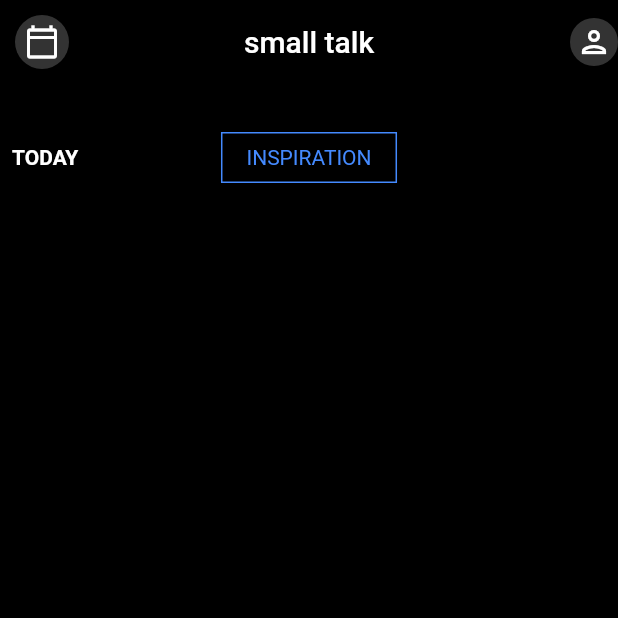
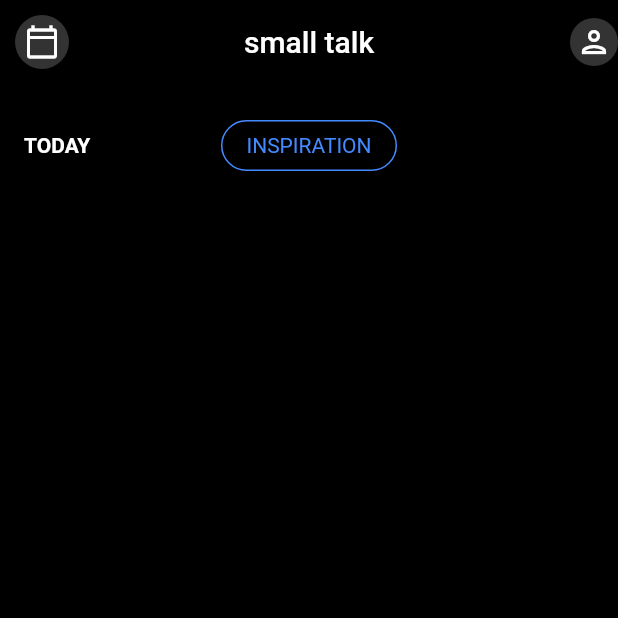
Before and after one commit to JAICHANGPARK/flutter_notebook_17th_story, a Flutter app: the screen it shows after launch, on a phone screen of 412 x 824 dp, the top half of it. Run offline on Flutter 3.47's test engine with Material 2 defaults, Android fonts, the phone set to English and light mode, and no system bars; our stand-ins replace badges, cached_network_image, fl_chart, flutter_riverpod, freezed_annotation, ionicons and 1 more.

Commit message:
Update small_talk_home_page.dart

```diff
--- a/lib/ep1043_small_talk_app/src/ui/small_talk_home_page.dart
+++ b/lib/ep1043_small_talk_app/src/ui/small_talk_home_page.dart
@@ -31,15 +31,15 @@ class SmallTalkHomePage extends StatelessWidget {
         ],
       ),
       body: Padding(
-        padding: const EdgeInsets.all(8.0),
+        padding: const EdgeInsets.symmetric(horizontal: 16),
         child: Column(
           children: [
-            SizedBox(
+            const SizedBox(
               height: 24,
             ),
             Row(
               children: [
-                Expanded(
+                const Expanded(
                     child: Text(
                   "TODAY",
                   style: TextStyle(
@@ -50,12 +50,14 @@ class SmallTalkHomePage extends StatelessWidget {
                 Expanded(
                   child: Center(
                     child: Container(
-                      padding: EdgeInsets.symmetric(horizontal: 16, vertical: 8),
+                      padding: const EdgeInsets.symmetric(horizontal: 16, vertical: 8),
                       decoration: BoxDecoration(
                           border: Border.all(
                         color: Colors.blueAccent,
-                      )),
-                      child: Text(
+                      ),
+                      borderRadius: BorderRadius.circular(24)
+                      ),
+                      child: const Text(
                         "INSPIRATION",
                         style: TextStyle(color: Colors.blueAccent),
                       ),
```
